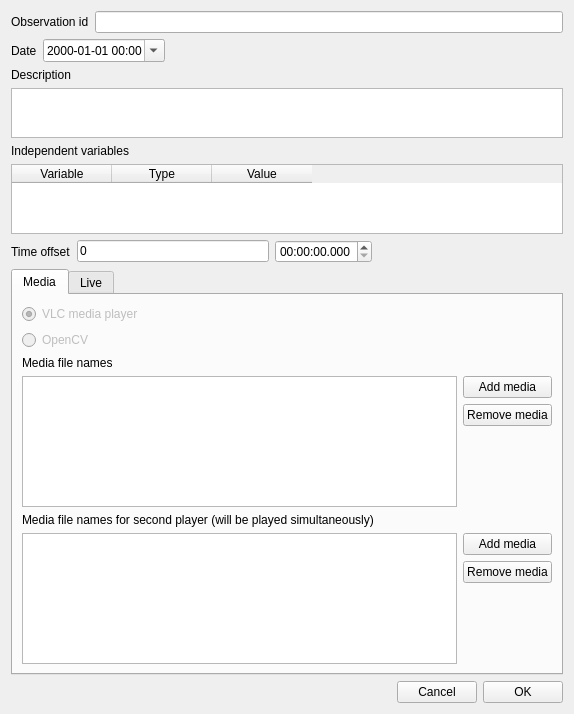
The window that observation.ui (olivierfriard/BORIS) describes before a commit, drawn with Qt 5.
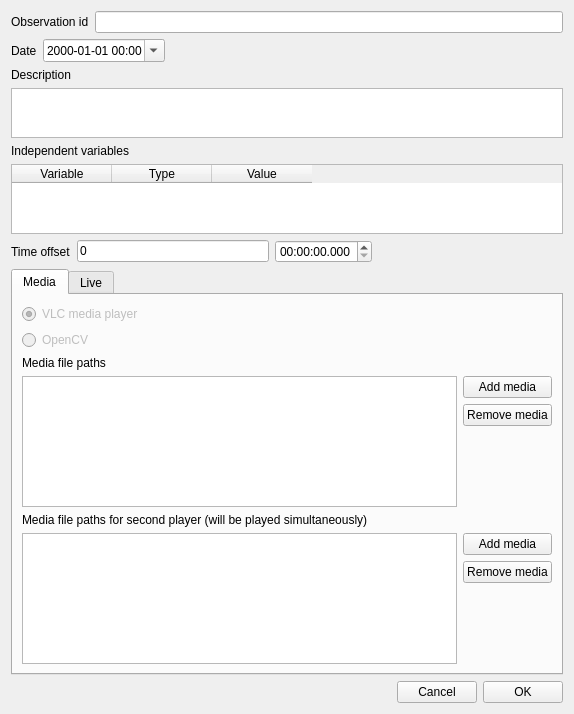
The same window after the commit.

```diff
--- a/observation.ui
+++ b/observation.ui
@@ -212,7 +212,7 @@
          <item>
           <widget class="QLabel" name="label_5">
            <property name="text">
-            <string>Media file names</string>
+            <string>Media file paths</string>
            </property>
           </widget>
          </item>
@@ -264,7 +264,7 @@
          <item>
           <widget class="QLabel" name="label_2">
            <property name="text">
-            <string>Media file names for second player (will be played simultaneously)</string>
+            <string>Media file paths for second player (will be played simultaneously)</string>
            </property>
           </widget>
          </item>
```
